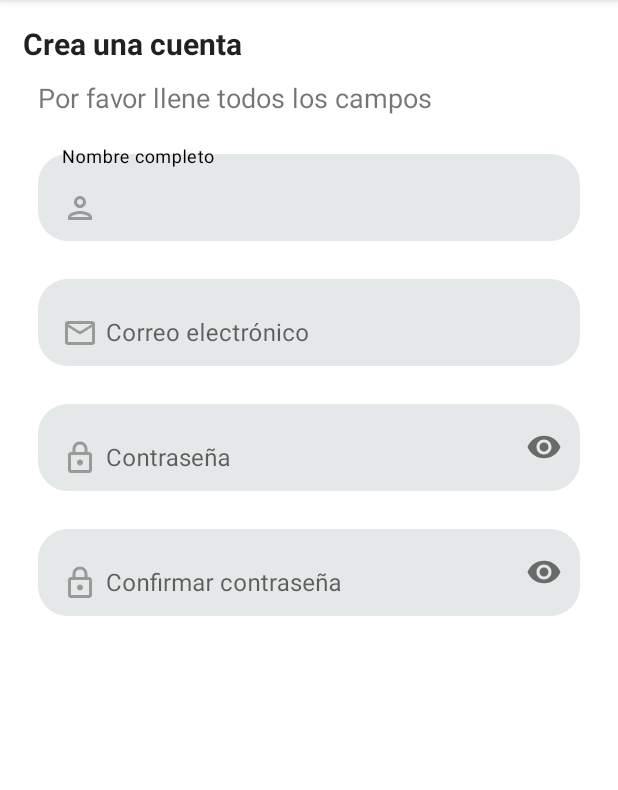
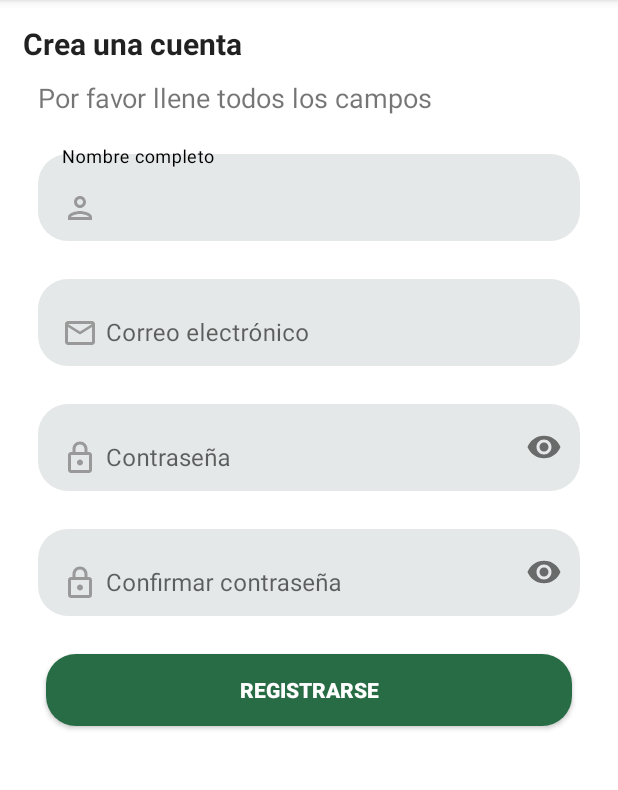
Before and after one commit to HackathonNicaragua2019/INNOVA-REVOLUTION, an Android app: the Registrar screen opened directly, with no data from a screen before it, on a phone screen of 412 x 824 dp, the part 84-874 px from its top. Run offline under Robolectric (Android 15) with nearby library versions, the phone set to English and light mode, and no system bars.

Commit message:
Frontend - Registro
Se ha desarrollado el botón que finalmente registrará al usuario

```diff
--- a/app/src/main/res/layout/activity_registrar.xml
+++ b/app/src/main/res/layout/activity_registrar.xml
@@ -115,6 +115,17 @@
                     android:drawableStart="@drawable/ic_outline_lock_24"
                     android:drawablePadding="5dp"/>
             </com.google.android.material.textfield.TextInputLayout>
+
+
+            <androidx.appcompat.widget.AppCompatButton
+                android:id="@+id/btnRegisterUser"
+                android:layout_width="match_parent"
+                android:layout_height="wrap_content"
+                android:background="@drawable/btn_personalizado"
+                android:text="@string/registrarse"
+                android:textStyle="bold"
+                android:layout_margin="15dp"
+                android:textColor="@color/white"/>
         </androidx.appcompat.widget.LinearLayoutCompat>
     </androidx.appcompat.widget.LinearLayoutCompat>
 </ScrollView>
--- a/app/src/main/res/values/strings.xml
+++ b/app/src/main/res/values/strings.xml
@@ -15,4 +15,5 @@
     <string name="por_favor_llene_todos_los_campos">Por favor llene todos los campos</string>
     <string name="nombre_completo">Nombre completo</string>
     <string name="confirmar_contrase_a">Confirmar contraseña</string>
+    <string name="registrarse">Registrarse</string>
 </resources>
```
